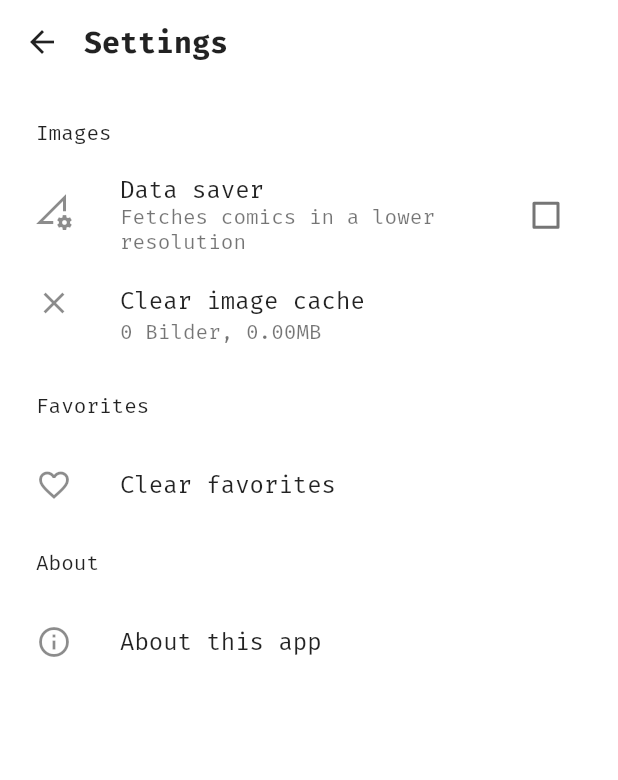
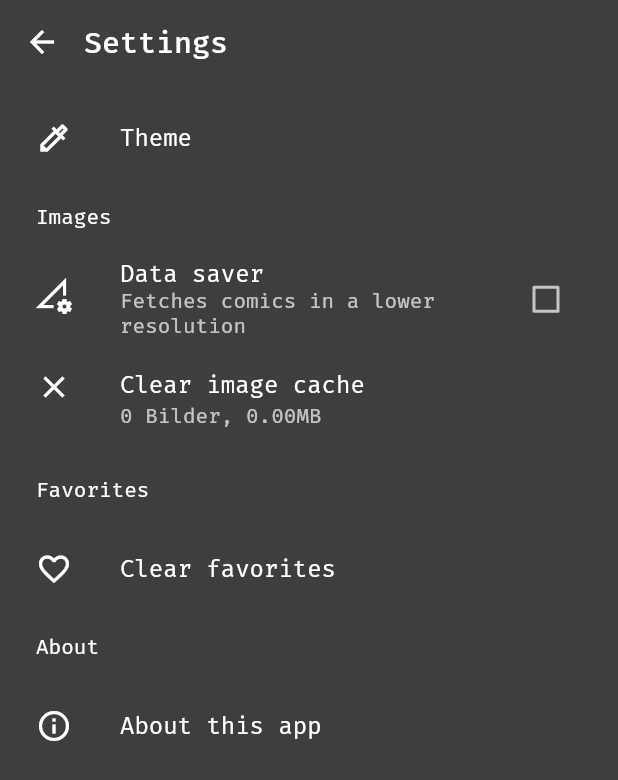
Before and after one commit to wakahuula/xkcdViewer, a Flutter app: the SettingsPage screen opened by its route, on a phone screen of 412 x 824 dp. Shown: the top 780 px of the screen. Run offline on Flutter 3.47's test engine with Material 2 defaults, Android fonts, the phone set to English and light mode, and no system bars; our stand-ins replace dynamic_theme, flutter_cache_manager, flutter_fadein, fluttertoast, outline_material_icons, package_info and 3 more; missing offline and left inert: flutter_web_browser, pimp_my_button, rounded_modal, simple_permissions; accounts and stored records are empty; network calls fail.

Commit message:
Fixes #13 with dynamic_theme

```diff
--- a/assets/locale/de-DE.json
+++ b/assets/locale/de-DE.json
@@ -26,5 +26,6 @@
   "cache_images_explain": "Bilder werden gecacht um Daten zu sparen",
   "clear_image_cache": "Bildcache leeren",
   "contributors": "MITWIRKENDE",
-  "contributors_title": "Mitwirkende"
+  "contributors_title": "Mitwirkende",
+  "theme": "Thema"
 }
--- a/assets/locale/en-US.json
+++ b/assets/locale/en-US.json
@@ -26,5 +26,6 @@
   "cache_images_explain": "Cache images to save data",
   "clear_image_cache": "Clear image cache",
   "contributors": "CONTRIBUTORS",
-  "contributors_title": "Contributors"
+  "contributors_title": "Contributors",
+  "theme": "Theme"
 }
--- a/assets/locale/es-ES.json
+++ b/assets/locale/es-ES.json
@@ -26,5 +26,6 @@
   "cache_images_explain": "Imágenes en caché para guardar datos",
   "clear_image_cache": "Borrar caché de imagen",
   "contributors": "CONTRIBUYENTES",
-  "contributors_title": "Contribuyentes"
+  "contributors_title": "Contribuyentes",
+  "theme": "Tema"
 }
--- a/assets/locale/pt-BR.json
+++ b/assets/locale/pt-BR.json
@@ -26,5 +26,6 @@
   "cache_images_explain": "Armazenar imagens em cache para salvar dados",
   "clear_image_cache": "Limpar cache de imagem",
   "contributors": "CONTRIBUIDORES",
-  "contributors_title": "Contribuidores"
+  "contributors_title": "Contribuidores",
+  "theme": "Tema"
 }
--- a/assets/locale/ru-RU.json
+++ b/assets/locale/ru-RU.json
@@ -26,5 +26,6 @@
   "cache_images_explain": "Кэшировать изображения для экономии данных",
   "clear_image_cache": "Очистить кэш изображений",
   "contributors": "РАЗРАБОТЧИКИ",
-  "contributors_title": "Разработчики"
+  "contributors_title": "Разработчики",
+  "theme": "Tема"
 }
--- a/lib/models/comic_model.dart
+++ b/lib/models/comic_model.dart
@@ -106,9 +106,8 @@ class ComicModel extends Model {
   }
 
   Future<File> getImageFromNetwork(String url) async {
-    var cacheManager = await CacheManager.getInstance();
-    File file = await cacheManager.getFile(url);
-    return file;
+    var fileInfo = await DefaultCacheManager().getFileFromCache(url);
+    return fileInfo.file;
   }
 
   void shareComic({comic}) {
--- a/lib/pages/contributors_page.dart
+++ b/lib/pages/contributors_page.dart
@@ -14,7 +14,6 @@ class ContributorsPage extends StatelessWidget {
     return Scaffold(
       appBar: AppBar(
         titleSpacing: 0,
-        backgroundColor: Colors.white,
         elevation: 0,
         title: Text(AppLocalizations.of(context).get('contributors_title')),
       ),
--- a/lib/pages/settings_page.dart
+++ b/lib/pages/settings_page.dart
@@ -1,3 +1,5 @@
+import 'package:dynamic_theme/dynamic_theme.dart';
+import 'package:dynamic_theme/theme_switcher_widgets.dart';
 import 'package:flutter/material.dart';
 import 'package:outline_material_icons/outline_material_icons.dart';
 import 'package:package_info/package_info.dart';
@@ -33,26 +35,16 @@ class SettingsPageState extends State<SettingsPage> {
   Widget build(BuildContext context) {
     return Scaffold(
       key: _settingsScaffoldKey,
-      backgroundColor: Colors.white,
       appBar: AppBar(
         titleSpacing: 0,
-        backgroundColor: Colors.white,
         elevation: 0,
-        iconTheme: IconThemeData(color: Colors.black87),
-        textTheme: Theme.of(context).textTheme.copyWith(
-              title: TextStyle(
-                color: Colors.black87,
-                fontFamily: 'FiraMono',
-                fontSize: 20,
-                fontWeight: FontWeight.bold,
-              ),
-            ),
         title: Text(AppLocalizations.of(context).get('settings')),
       ),
       body: Container(
         padding: const EdgeInsets.all(8),
         child: ListView(
           children: <Widget>[
+            _buildThemeButton(context),
             _buildTitleWidget(AppLocalizations.of(context).get('images')),
             _buildImagesOptions(context),
             _buildTitleWidget(AppLocalizations.of(context).get('favorites')),
@@ -69,6 +61,25 @@ class SettingsPageState extends State<SettingsPage> {
     return Container(
       padding: const EdgeInsets.all(16),
       child: Text(title),
+    );
+  }
+
+  Widget _buildThemeButton(BuildContext context) {
+    return ListTile(
+      leading: Icon(OMIcons.colorize),
+      title: Text(AppLocalizations.of(context).get("theme")),
+      onTap: () {
+        showDialog(
+          context: context,
+          builder: (context) {
+            return BrightnessSwitcherDialog(
+              onSelectedTheme: (brightness) {
+                DynamicTheme.of(context).setBrightness(brightness);
+              },
+            );
+          },
+        );
+      },
     );
   }
 
--- a/lib/utils/app_colors.dart
+++ b/lib/utils/app_colors.dart
@@ -2,4 +2,38 @@ import 'package:flutter/material.dart';
 
 class AppColors {
   static const Color backgroundColor = Color(0xFFECEFF1);
+
+  static ThemeData get darkTheme => ThemeData(
+        canvasColor: const Color(0xFF3e3e3e),
+        brightness: Brightness.dark,
+        fontFamily: 'FiraMono',
+        pageTransitionsTheme: const PageTransitionsTheme(
+          builders: <TargetPlatform, PageTransitionsBuilder>{
+            TargetPlatform.iOS: const CupertinoPageTransitionsBuilder(),
+            TargetPlatform.android: const OpenUpwardsPageTransitionsBuilder(),
+          },
+        ),
+        primaryColor: const Color(0xFF3e3e3e),
+        primaryColorLight: const Color(0xFF3e3e3e),
+        primaryColorDark: const Color(0xFF3e3e3e),
+        primarySwatch: Colors.deepPurple,
+        accentColor: const Color(0xFFd0d0d0),
+      );
+
+  static ThemeData get lightTheme => ThemeData(
+        canvasColor: Colors.white,
+        brightness: Brightness.light,
+        fontFamily: 'FiraMono',
+        pageTransitionsTheme: const PageTransitionsTheme(
+          builders: <TargetPlatform, PageTransitionsBuilder>{
+            TargetPlatform.iOS: const CupertinoPageTransitionsBuilder(),
+            TargetPlatform.android: const OpenUpwardsPageTransitionsBuilder(),
+          },
+        ),
+        primaryColor: Colors.white,
+        primaryColorLight: Colors.white,
+        primaryColorDark: Colors.white,
+        primarySwatch: Colors.deepPurple,
+        accentColor: const Color(0xFFd0d0d0),
+      );
 }
```
Also changed, not shown: lib/main.dart (+31 -21 lines), lib/pages/favorites_page.dart (+12 -34 lines), lib/pages/home_page.dart (+26 -40 lines), lib/widgets/comic_view.dart (+6 -8 lines), pubspec.yaml (+16 -14 lines), pubspec.lock, 2 other files.
